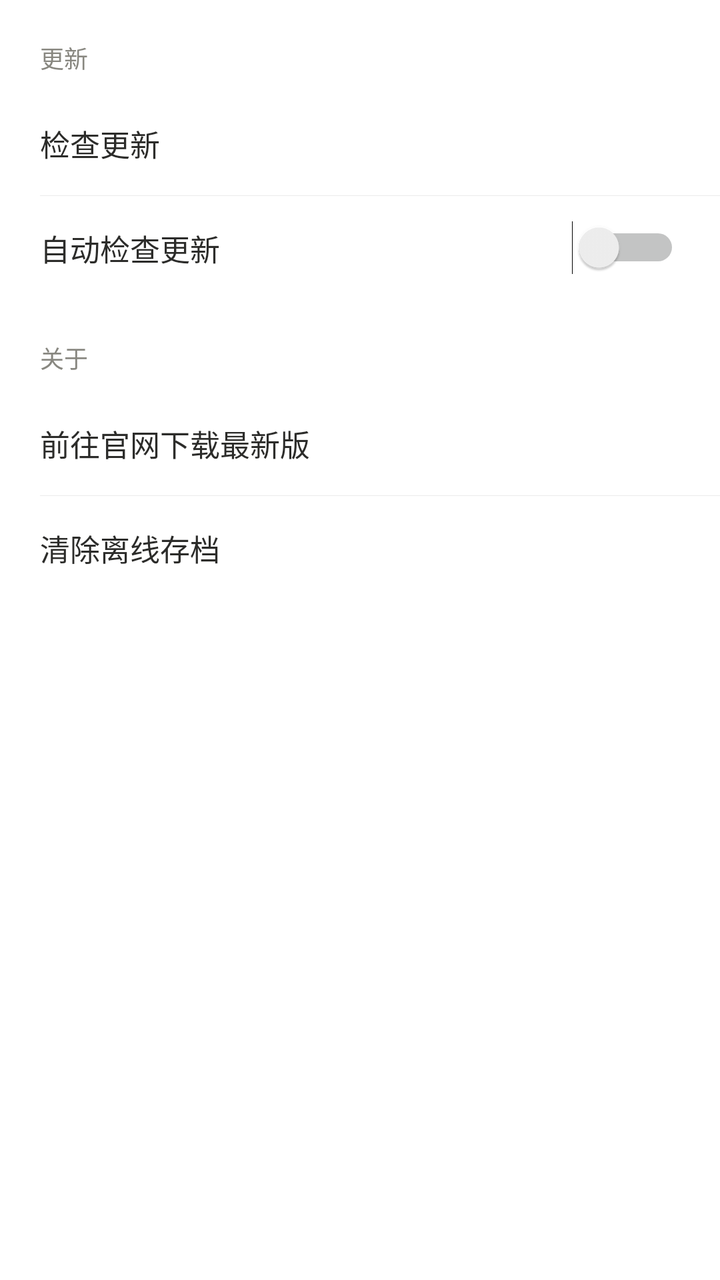
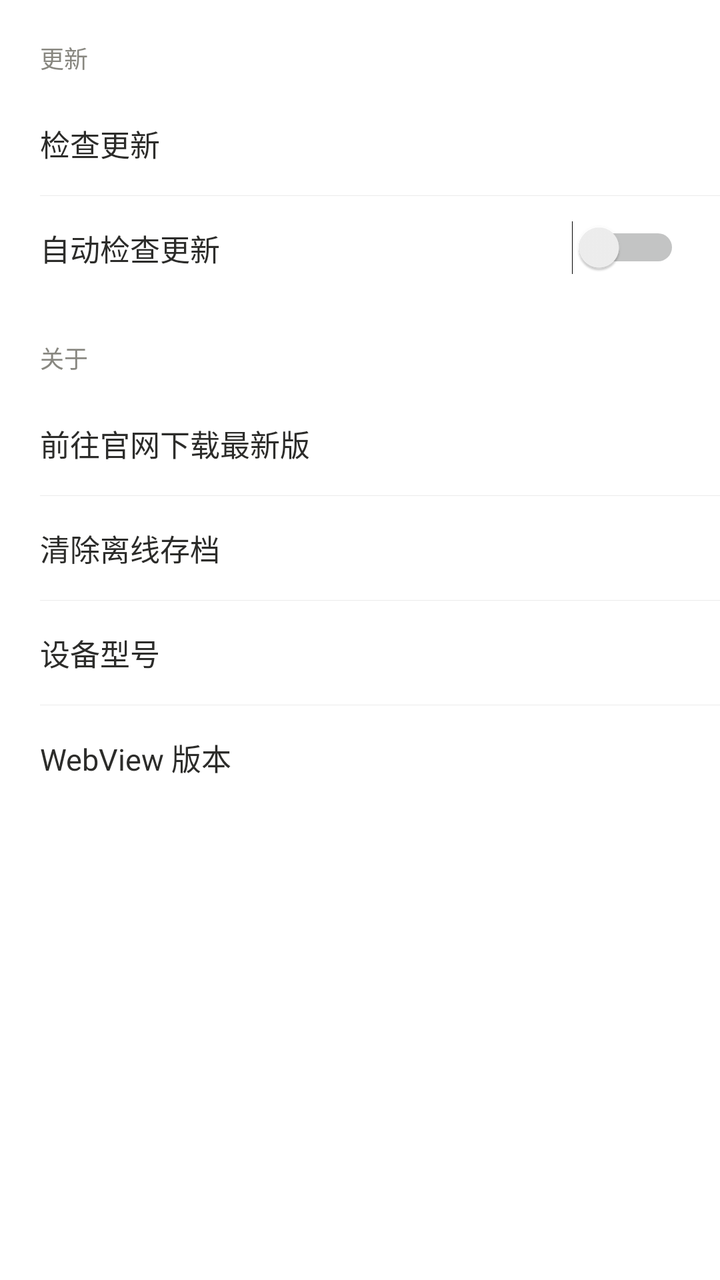

Compare the two renders of this Android layout. The source of the first and the diff that turns it into the second are given below.
<!-- AndroidManifest.xml: application theme AppTheme -->
<!-- res/layout/view_settings.xml -->
<?xml version="1.0" encoding="utf-8"?>
<ScrollView xmlns:android="http://schemas.android.com/apk/res/android"
    android:layout_width="match_parent"
    android:layout_height="match_parent"
    android:background="@color/page_bg"
    android:scrollbars="none">

    <LinearLayout
        android:layout_width="match_parent"
        android:layout_height="wrap_content"
        android:orientation="vertical"
        android:paddingBottom="24dp">

        <TextView
            style="@style/SettingGroupTitle"
            android:text="@string/settings_group_update" />

        <LinearLayout
            android:id="@+id/rowCheckUpdate"
            style="@style/SettingRow">

            <TextView
                android:layout_width="0dp"
                android:layout_height="wrap_content"
                android:layout_weight="1"
                android:text="@string/settings_check_update"
                android:textColor="@color/text_primary"
                android:textSize="15sp" />

            <TextView
                android:id="@+id/versionValue"
                android:layout_width="wrap_content"
                android:layout_height="wrap_content"
                android:textColor="@color/text_secondary"
                android:textSize="13sp" />
        </LinearLayout>

        <View
            android:layout_width="match_parent"
            android:layout_height="1px"
            android:layout_marginStart="20dp"
            android:background="@color/divider" />

        <LinearLayout style="@style/SettingRow">

            <TextView
                android:layout_width="0dp"
                android:layout_height="wrap_content"
                android:layout_weight="1"
                android:text="@string/settings_auto_check"
                android:textColor="@color/text_primary"
                android:textSize="15sp" />

            <Switch
                android:id="@+id/autoCheckUpdate"
                android:layout_width="wrap_content"
                android:layout_height="wrap_content" />
        </LinearLayout>

        <TextView
            style="@style/SettingGroupTitle"
            android:text="@string/settings_group_about" />

        <LinearLayout
            android:id="@+id/rowDownload"
            style="@style/SettingRow">

            <TextView
                android:layout_width="0dp"
                android:layout_height="wrap_content"
                android:layout_weight="1"
                android:text="@string/settings_download"
                android:textColor="@color/text_primary"
                android:textSize="15sp" />
        </LinearLayout>

        <View
            android:layout_width="match_parent"
            android:layout_height="1px"
            android:layout_marginStart="20dp"
            android:background="@color/divider" />

        <LinearLayout
            android:id="@+id/rowClearCache"
            style="@style/SettingRow">

            <TextView
                android:layout_width="0dp"
                android:layout_height="wrap_content"
                android:layout_weight="1"
                android:text="@string/settings_clear_cache"
                android:textColor="@color/text_primary"
                android:textSize="15sp" />
        </LinearLayout>

        <TextView
            android:id="@+id/aboutText"
            android:layout_width="match_parent"
            android:layout_height="wrap_content"
            android:layout_marginTop="24dp"
            android:lineSpacingExtra="4dp"
            android:paddingStart="20dp"
            android:paddingEnd="20dp"
            android:textColor="@color/text_tertiary"
            android:textSize="12sp" />

    </LinearLayout>
</ScrollView>
<!-- resources referenced by this layout -->
<resources>
  <color name="divider">#14000000</color>
  <color name="page_bg">#FFFFFFFF</color>
  <color name="text_primary">#2C2C2A</color>
  <color name="text_secondary">#888780</color>
  <color name="text_tertiary">#B4B2A9</color>
  <string name="settings_auto_check">自动检查更新</string>
  <string name="settings_check_update">检查更新</string>
  <string name="settings_clear_cache">清除离线存档</string>
  <string name="settings_download">前往官网下载最新版</string>
  <string name="settings_group_about">关于</string>
  <string name="settings_group_update">更新</string>
  <style name="SettingGroupTitle">
          <item name="android:layout_width">match_parent</item>
          <item name="android:layout_height">wrap_content</item>
          <item name="android:paddingStart">20dp</item>
          <item name="android:paddingTop">20dp</item>
          <item name="android:paddingEnd">20dp</item>
          <item name="android:paddingBottom">8dp</item>
          <item name="android:textSize">12sp</item>
          <item name="android:textColor">@color/text_secondary</item>
      </style>
  <style name="SettingRow">
          <item name="android:layout_width">match_parent</item>
          <item name="android:layout_height">52dp</item>
          <item name="android:orientation">horizontal</item>
          <item name="android:gravity">center_vertical</item>
          <item name="android:paddingStart">20dp</item>
          <item name="android:paddingEnd">20dp</item>
          <item name="android:background">?android:attr/selectableItemBackground</item>
      </style>
  <style name="AppTheme" parent="@android:style/Theme.DeviceDefault.Light.NoActionBar">
          <item name="android:windowBackground">@color/page_bg</item>
          <item name="android:statusBarColor">@color/tabbar_bg</item>
          <item name="android:navigationBarColor">@color/tabbar_bg</item>
          <item name="android:windowLightStatusBar">true</item>
          
          <item name="android:alertDialogTheme">@style/AppDialogTheme</item>
      </style>
  <color name="tabbar_bg">#FFFFFFFF</color>
  <style name="AppDialogTheme" parent="@android:style/Theme.DeviceDefault.Light.Dialog.Alert">
          <item name="android:colorBackgroundFloating">@color/page_bg</item>
          <item name="android:colorBackground">@color/page_bg</item>
      </style>
</resources>

<!-- the commit's change to res/layout/view_settings.xml (unified diff, before → after) -->
@@ -93,6 +93,60 @@
                 android:textSize="15sp" />
         </LinearLayout>
 
+        <View
+            android:layout_width="match_parent"
+            android:layout_height="1px"
+            android:layout_marginStart="20dp"
+            android:background="@color/divider" />
+
+        <LinearLayout
+            android:id="@+id/rowDeviceModel"
+            style="@style/SettingRow">
+
+            <TextView
+                android:layout_width="0dp"
+                android:layout_height="wrap_content"
+                android:layout_weight="1"
+                android:text="@string/settings_device_model"
+                android:textColor="@color/text_primary"
+                android:textSize="15sp" />
+
+            <TextView
+                android:id="@+id/deviceModelValue"
+                android:layout_width="wrap_content"
+                android:layout_height="wrap_content"
+                android:ellipsize="end"
+                android:maxLines="1"
+                android:textColor="@color/text_secondary"
+                android:textSize="13sp" />
+        </LinearLayout>
+
+        <View
+            android:layout_width="match_parent"
+            android:layout_height="1px"
+            android:layout_marginStart="20dp"
+            android:background="@color/divider" />
+
+        <LinearLayout
+            android:id="@+id/rowWebView"
+            style="@style/SettingRow">
+
+            <TextView
+                android:layout_width="0dp"
+                android:layout_height="wrap_content"
+                android:layout_weight="1"
+                android:text="@string/settings_webview_version"
+                android:textColor="@color/text_primary"
+                android:textSize="15sp" />
+
+            <TextView
+                android:id="@+id/webViewValue"
+                android:layout_width="wrap_content"
+                android:layout_height="wrap_content"
+                android:textColor="@color/text_secondary"
+                android:textSize="13sp" />
+        </LinearLayout>
+
         <TextView
             android:id="@+id/aboutText"
             android:layout_width="match_parent"
<!-- resource entries referenced after the edit -->
@@ -8,9 +8,11 @@
   <string name="settings_auto_check">自动检查更新</string>
   <string name="settings_check_update">检查更新</string>
   <string name="settings_clear_cache">清除离线存档</string>
+  <string name="settings_device_model">设备型号</string>
   <string name="settings_download">前往官网下载最新版</string>
   <string name="settings_group_about">关于</string>
   <string name="settings_group_update">更新</string>
+  <string name="settings_webview_version">WebView 版本</string>
   <style name="SettingGroupTitle">
           <item name="android:layout_width">match_parent</item>
           <item name="android:layout_height">wrap_content</item>
